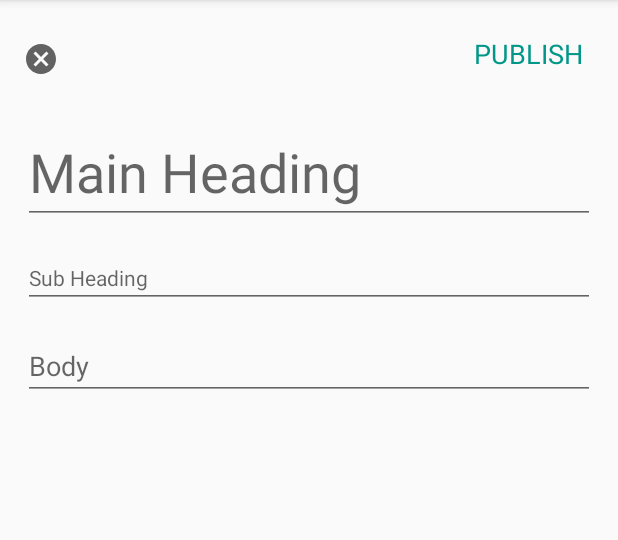
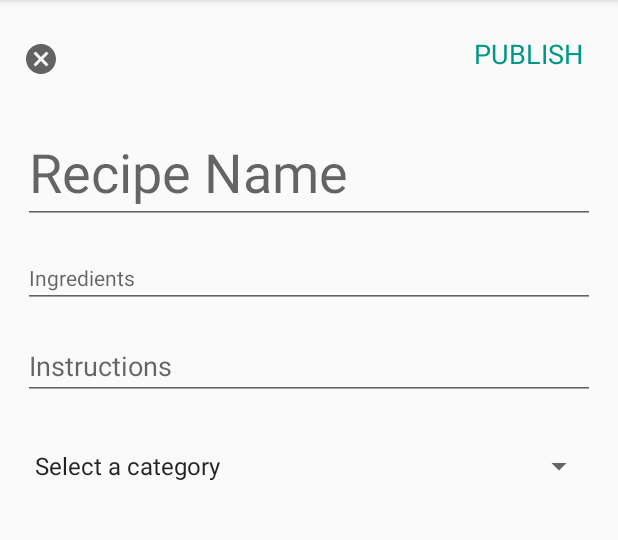
Before and after one commit to Trystanr/Shmecipe, an Android app: the WriteRecipeFragment screen opened through its navigation route, on a phone screen of 412 x 824 dp, the part 84-624 px from its top. Run offline under Robolectric (Android 15) with nearby library versions, the phone set to English and light mode, and no system bars; our stand-ins replace Firebase (no records; nobody signed in at launch, a user with empty details on screens opened directly), data binding; libraries missing offline, so code that uses them is left out: com.xwray.groupie; 3 statements that could not run were skipped.

Commit message:
Added category select framework

```diff
--- a/app/src/main/java/com/trystan/shmecipe/HomeFragment.kt
+++ b/app/src/main/java/com/trystan/shmecipe/HomeFragment.kt
@@ -6,6 +6,7 @@ import androidx.fragment.app.Fragment
 import android.view.LayoutInflater
 import android.view.View
 import android.view.ViewGroup
+import android.widget.AdapterView
 import android.widget.Toast
 import androidx.databinding.DataBindingUtil
 import androidx.navigation.fragment.findNavController
@@ -54,6 +55,19 @@ class HomeFragment : Fragment() {
             findNavController().navigate(action)
         }
 
+        binding.recipeSelect.setSelection(0,false)
+        binding.recipeSelect.onItemSelectedListener = object : AdapterView.OnItemSelectedListener{
+            override fun onNothingSelected(parent: AdapterView<*>?) {
+
+            }
+
+            override fun onItemSelected(parent: AdapterView<*>?, view: View?, position: Int, id: Long) {
+                Log.d("ItemClick", "Clicked item ${position}")
+            }
+
+        }
+
+
         db.collection("recipes")
             .get()
             .addOnSuccessListener {
--- a/app/src/main/res/layout/fragment_write_recipe.xml
+++ b/app/src/main/res/layout/fragment_write_recipe.xml
@@ -17,7 +17,7 @@
             android:layout_height="wrap_content"
             android:layout_marginTop="32dp"
             android:ems="10"
-            android:hint="Main Heading"
+            android:hint="Recipe Name"
             android:inputType="textPersonName"
             android:textSize="36sp"
             app:layout_constraintTop_toBottomOf="@+id/PublishRecipe"
@@ -29,8 +29,8 @@
             android:layout_height="wrap_content"
             android:layout_marginTop="16dp"
             android:ems="10"
-            android:hint="Sub Heading"
-            android:inputType="textPersonName"
+            android:hint="Ingredients"
+            android:inputType="textMultiLine"
             android:textSize="14sp"
             app:layout_constraintEnd_toEndOf="@+id/recipeMainHeading"
             app:layout_constraintStart_toStartOf="@+id/recipeMainHeading"
@@ -43,7 +43,7 @@
             android:layout_marginTop="16dp"
             android:ems="10"
             android:gravity="start|top"
-            android:hint="Body"
+            android:hint="Instructions"
             android:inputType="textMultiLine"
             app:layout_constraintEnd_toEndOf="parent"
             app:layout_constraintStart_toStartOf="@+id/recipeSubHeading"
@@ -70,6 +70,17 @@
             app:layout_constraintStart_toStartOf="parent"
             app:layout_constraintTop_toTopOf="parent" />
 
+        <Spinner
+            android:id="@+id/recipeSelect"
+            android:layout_width="match_parent"
+            android:layout_height="wrap_content"
+            android:layout_marginTop="32dp"
+            android:entries="@array/categories"
+            app:layout_constraintTop_toBottomOf="@+id/recipeBodyCopy"
+            tools:layout_editor_absoluteX="1dp" />
+
+
+
 
     </androidx.constraintlayout.widget.ConstraintLayout>
 
--- a/app/src/main/res/values/strings.xml
+++ b/app/src/main/res/values/strings.xml
@@ -2,4 +2,15 @@
     <string name="app_name">Shmecipe</string>
     <!-- TODO: Remove or change this placeholder text -->
     <string name="hello_blank_fragment">Hello blank fragment</string>
+
+    <string-array name="categories">
+        <item>Select a category</item>
+        <item>Appetizers</item>
+        <item>Soups</item>
+        <item>Salads</item>
+        <item>Sandwiches</item>
+        <item>Main Dishes</item>
+        <item>Desserts</item>
+    </string-array>
+
 </resources>
```
Also changed, not shown: app/src/main/java/com/trystan/shmecipe/WriteRecipeFragment.kt (+12 -3 lines), app/src/main/res/layout/fragment_home.xml (+15 -1 lines).
